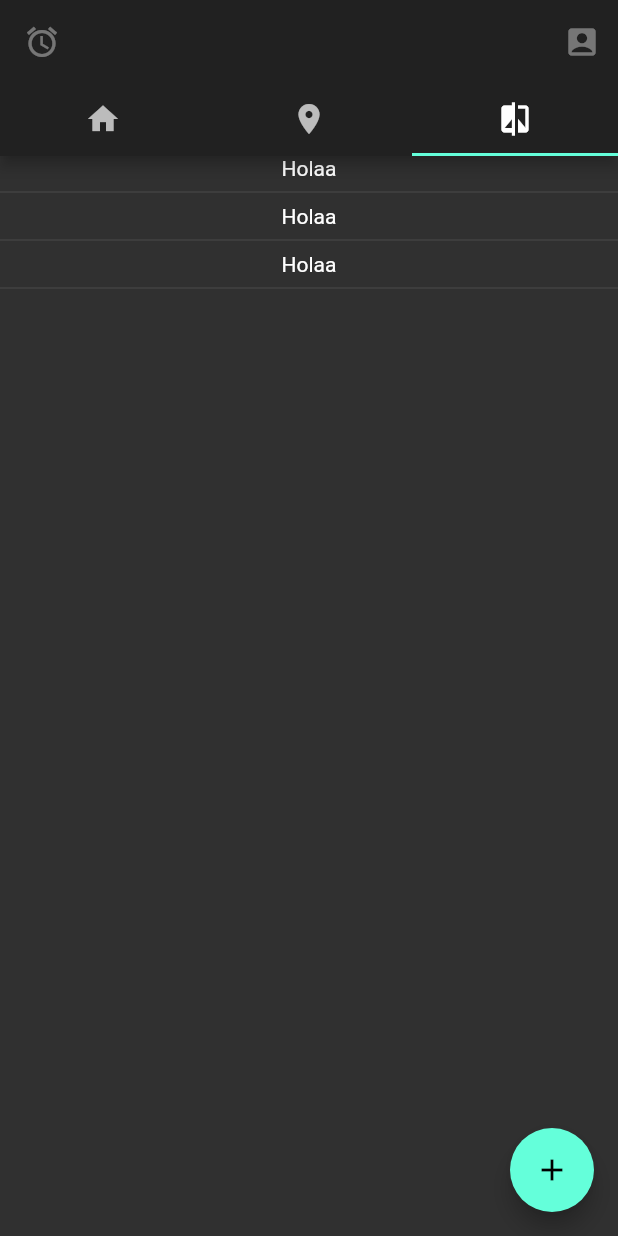
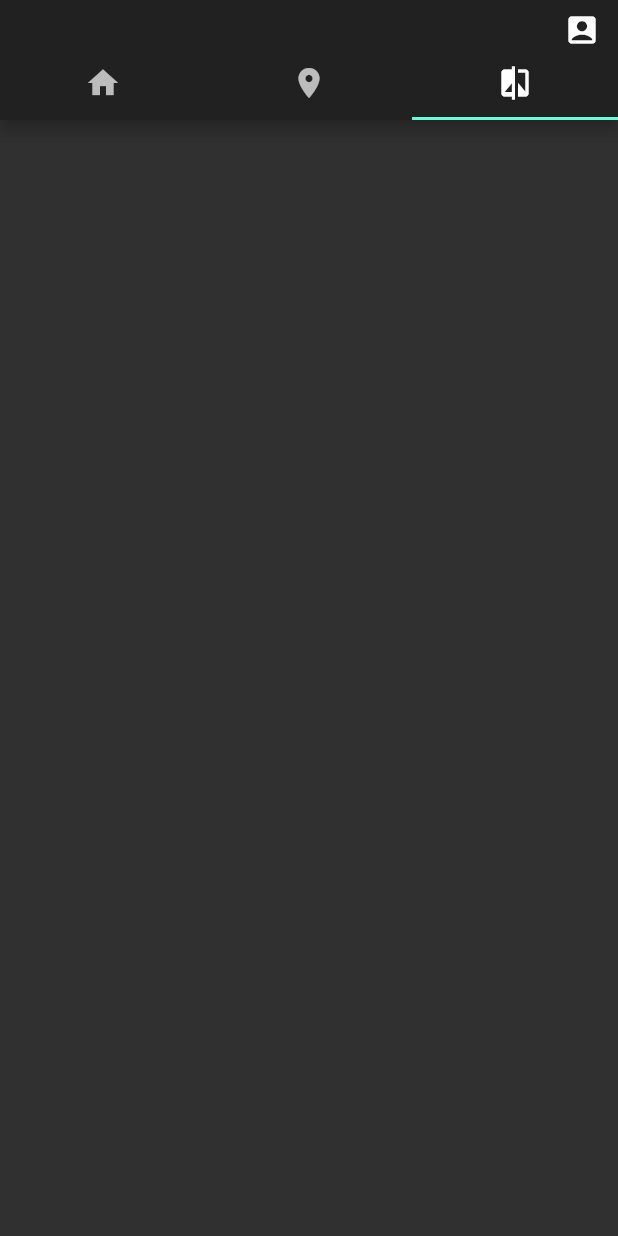
Before and after one commit to BryanManzano2016/BestPlaces, a Flutter app: the screen it shows after launch, tab 3 chosen, on a phone screen of 412 x 824 dp. Run offline on Flutter 3.47's test engine with Material 2 defaults, Android fonts, the phone set to English and light mode, and no system bars.

Commit message:
Adicion inicial de pantallas de login e ingreso de nuevas funciones a Auxiliar.dart

```diff
--- a/flutter_app/lib/main.dart
+++ b/flutter_app/lib/main.dart
@@ -1,49 +1,69 @@
 import 'package:flutter/material.dart';
+import 'package:flutter/services.dart';
+import 'package:flutterapp/commun/Auxiliar.dart';
+import 'package:flutterapp/screens/LoginScreen.dart';
 import 'screens/ComparePlacesScreen.dart';
 import 'screens/HomeScreen.dart';
 import 'screens/PlacesScreen.dart';
 
-void main() => runApp(MainScreen());
+void main() {
+    WidgetsFlutterBinding.ensureInitialized();
+    SystemChrome.setPreferredOrientations([DeviceOrientation.portraitUp])
+        .then((_) {
+        runApp(MaterialApp(
+            theme: ThemeData(
+                brightness: Brightness.dark,
+                primarySwatch: Colors.blue,
+            ),
+            darkTheme: ThemeData(brightness: Brightness.dark, primarySwatch: Colors.blue),
+            home: MainScreen(),
+        ));
+    });
+}
 
 class MainScreen extends StatelessWidget {
     MainScreen({Key key}) : super(key: key);
 
+    @override
     Widget build(BuildContext context) {
-        return MaterialApp(
-            theme: ThemeData(
-                brightness: Brightness.dark,
-                primarySwatch: Colors.blue,
-            ),
-            darkTheme: ThemeData(
-                brightness: Brightness.dark,
-                primarySwatch: Colors.blue
-            ),
-            home: DefaultTabController(
+        return SafeArea(
+            child: DefaultTabController(
                 length: 3,
                 child: Scaffold(
-                    appBar: AppBar(
-                        leading: IconButton(icon: Icon(Icons.access_alarm), onPressed: null),
-                        bottom: TabBar(
-                            tabs: [
-                                Tab(icon: Icon(Icons.home)),
-                                Tab(icon: Icon(Icons.place)),
-                                Tab(icon: Icon(Icons.compare)),
+                    appBar: PreferredSize(
+                        preferredSize: Size.fromHeight(80.0),
+                        child: AppBar(
+                            title: null,
+                            leading: null,
+                            bottom: TabBar(
+                                tabs: _childrenTarBar,
+                            ),
+                            actions: <Widget>[
+                                IconButton(
+                                    icon: Icon(Icons.account_box),
+                                    onPressed: () {
+                                        goToScreenLess(context, LoginScreen());
+                                    },
+                                )
                             ],
-                        ),
-                        actions: <Widget>[
-                            IconButton(icon: Icon(Icons.account_box), onPressed: null)
-                        ],
-                        title: null,
+                        )
                     ),
                     body: TabBarView(
-                        children: [
-                            HomeScreen(),
-                            PlacesScreen(),
-                            ComparePlacesScreen(),
-                        ],
+                        children: _childrenTarBarView,
                     ),
                 ),
             ),
         );
     }
+
+    final List<Widget> _childrenTarBarView = [
+        HomeScreen(),
+        PlacesScreen(),
+        ComparePlacesScreen(),
+    ];
+    final List<Widget> _childrenTarBar = [
+        Tab(icon: Icon(Icons.home)),
+        Tab(icon: Icon(Icons.place)),
+        Tab(icon: Icon(Icons.compare)),
+    ];
 }
--- a/flutter_app/lib/screens/ComparePlacesScreen.dart
+++ b/flutter_app/lib/screens/ComparePlacesScreen.dart
@@ -5,14 +5,13 @@ class ComparePlacesScreen extends StatelessWidget {
     @override
     Widget build(BuildContext context) {
         return Scaffold(
-            body: Center(child: Column(children: <Widget>[
-                Text("Holaa"),Divider(),Text("Holaa"),Divider(),Text("Holaa"),Divider()
-            ],)),
-            floatingActionButton: FloatingActionButton(
-                tooltip: 'Add',
-                child: Icon(Icons.add),
-                onPressed: null,
-            ),
+            body: Center(
+                child: Column(
+                    children: <Widget>[
+
+                    ],
+                )
+            )
         );
     }
 }
--- a/flutter_app/lib/screens/HomeScreen.dart
+++ b/flutter_app/lib/screens/HomeScreen.dart
@@ -1,7 +1,11 @@
 import 'package:flutter/material.dart';
 
 class HomeScreen extends StatelessWidget {
-    // HomeScreen({Key key}) : super(key: key);
+
+    HomeScreen({Key key}) : super(key: key) {
+        print("hola...");
+    }
+
     @override
     Widget build(BuildContext context) {
         return Scaffold(
```
Also changed, not shown: flutter_app/lib/commun/Auxiliar.dart (+17 -0 lines), flutter_app/lib/screens/LoginScreen.dart (added, +16 -0 lines), flutter_app/lib/screens/PlacesScreen.dart (+21 -27 lines), flutter_app/lib/screens/ScreenRankingPlaces.dart (+2 -6 lines).
